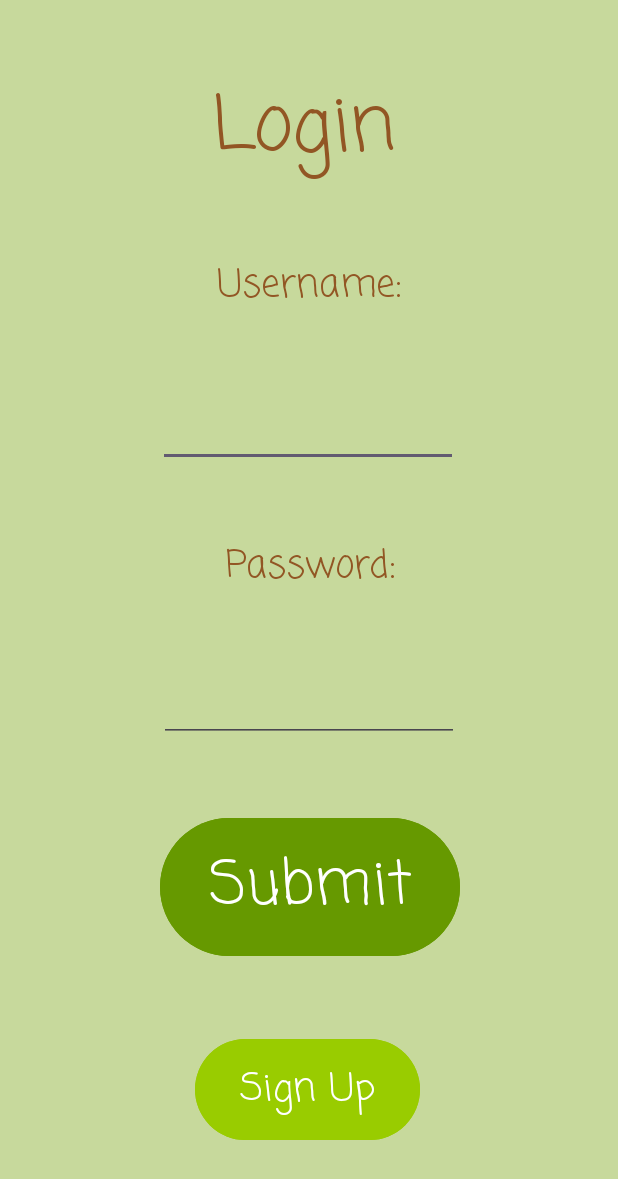
After one commit to Liliana-Saavedra/CST-338-Project-2-Group-9, an Android app: the layout login_page.xml on its own in the app's theme, with its tools: preview values and no code run, on a phone screen of 412 x 824 dp. The commit adds this screen. Shown: the top 1179 px of the screen. Run offline under Robolectric (Android 15) with nearby library versions, the phone set to English and light mode, and no system bars.

Commit message:
Updated Login Page and added UI design. Needs Functionality. Should be able to redirect user when they enter their username, password, AND hit the "Submit" button. If their credentials aren't found, the page should reload and the editText boxes should be empty. If the user hits the "Sign Up" button instead, they should be taken to the "Create and Account" page.

```diff
--- /dev/null
+++ b/app/src/main/res/layout/login_page.xml
@@ -0,0 +1,102 @@
+<?xml version="1.0" encoding="utf-8"?>
+<androidx.constraintlayout.widget.ConstraintLayout xmlns:android="http://schemas.android.com/apk/res/android"
+    xmlns:app="http://schemas.android.com/apk/res-auto"
+    xmlns:tools="http://schemas.android.com/tools"
+    android:layout_width="match_parent"
+    android:layout_height="match_parent"
+    android:background="#C7D99C"
+    >
+
+    <TextView
+        android:id="@+id/title"
+        android:layout_width="wrap_content"
+        android:layout_height="wrap_content"
+        android:fontFamily="casual"
+        android:text="@string/Login"
+        android:textAlignment="center"
+        android:textColor="#925624"
+        android:textSize="50sp"
+        app:layout_constraintBottom_toTopOf="@+id/username"
+        app:layout_constraintEnd_toEndOf="parent"
+        app:layout_constraintHorizontal_bias="0.487"
+        app:layout_constraintStart_toStartOf="parent"
+        app:layout_constraintTop_toTopOf="parent" />
+
+    <TextView
+        android:id="@+id/username"
+        android:layout_width="wrap_content"
+        android:layout_height="wrap_content"
+        android:layout_marginBottom="4dp"
+        android:fontFamily="casual"
+        android:text="@string/username"
+        android:textAlignment="center"
+        android:textColor="#925624"
+        android:textSize="25sp"
+        app:layout_constraintBottom_toTopOf="@+id/enterUser"
+        app:layout_constraintEnd_toEndOf="parent"
+        app:layout_constraintStart_toStartOf="parent"
+        app:layout_constraintTop_toBottomOf="@id/title" />
+
+    <EditText
+        android:id="@+id/enterUser"
+        android:layout_width="200dp"
+        android:layout_height="50dp"
+        app:layout_constraintBottom_toTopOf="@id/password"
+        app:layout_constraintEnd_toEndOf="parent"
+        app:layout_constraintHorizontal_bias="0.497"
+        app:layout_constraintStart_toStartOf="parent"
+        app:layout_constraintTop_toBottomOf="@id/username" />
+
+    <TextView
+        android:id="@+id/password"
+        android:layout_width="wrap_content"
+        android:layout_height="wrap_content"
+        android:fontFamily="casual"
+        android:text="@string/password"
+        android:textAlignment="center"
+        android:textColor="#925624"
+        android:textSize="25sp"
+        app:layout_constraintBottom_toTopOf="@+id/enterPassword"
+        app:layout_constraintEnd_toEndOf="parent"
+        app:layout_constraintStart_toStartOf="parent"
+        app:layout_constraintTop_toBottomOf="@+id/enterUser" />
+
+    <EditText
+        android:id="@+id/enterPassword"
+        android:layout_width="200dp"
+        android:layout_height="50dp"
+        app:layout_constraintEnd_toEndOf="parent"
+        app:layout_constraintStart_toStartOf="parent"
+        app:layout_constraintTop_toBottomOf="@id/password"
+        app:layout_constraintBottom_toTopOf="@id/Submitbutton"
+        tools:layout_editor_absoluteY="384dp" />
+
+    <Button
+        android:id="@+id/Submitbutton"
+        android:layout_width="200dp"
+        android:layout_height="100sp"
+        android:backgroundTint="@android:color/holo_green_dark"
+        android:fontFamily="casual"
+        android:text="@string/submit"
+        android:textSize="40sp"
+        app:layout_constraintBottom_toTopOf="@+id/SignUpbutton"
+        app:layout_constraintEnd_toEndOf="parent"
+        app:layout_constraintHorizontal_bias="0.502"
+        app:layout_constraintStart_toStartOf="parent"
+        app:layout_constraintTop_toBottomOf="@+id/enterPassword"
+        app:layout_constraintVertical_bias="0.69" />
+
+    <Button
+        android:id="@+id/SignUpbutton"
+        android:layout_width="150dp"
+        android:layout_height="75sp"
+        android:layout_marginBottom="60dp"
+        android:backgroundTint="@android:color/holo_green_light"
+        android:fontFamily="casual"
+        android:text="@string/sign_up"
+        android:textSize="25sp"
+        app:layout_constraintBottom_toBottomOf="parent"
+        app:layout_constraintEnd_toEndOf="parent"
+        app:layout_constraintHorizontal_bias="0.497"
+        app:layout_constraintStart_toStartOf="parent" />
+</androidx.constraintlayout.widget.ConstraintLayout>
--- a/app/src/main/res/values/strings.xml
+++ b/app/src/main/res/values/strings.xml
@@ -3,4 +3,9 @@
     <string name="leaf_it_to_me">Leaf It To Me!</string>
     <string name="login">Login</string>
     <string name="create_an_account">Create an Account</string>
+    <string name="Login">Login</string>
+    <string name="username">Username:</string>
+    <string name="submit">Submit</string>
+    <string name="sign_up">Sign Up</string>
+    <string name="password">Password:</string>
 </resources>
```
Also changed, not shown: app/src/main/res/layout/activity_main.xml (+0 -21 lines).
